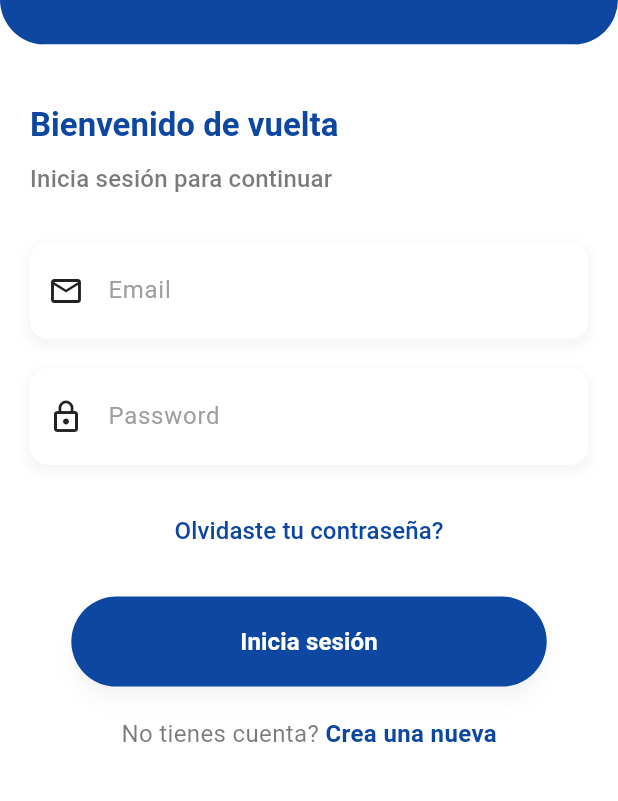
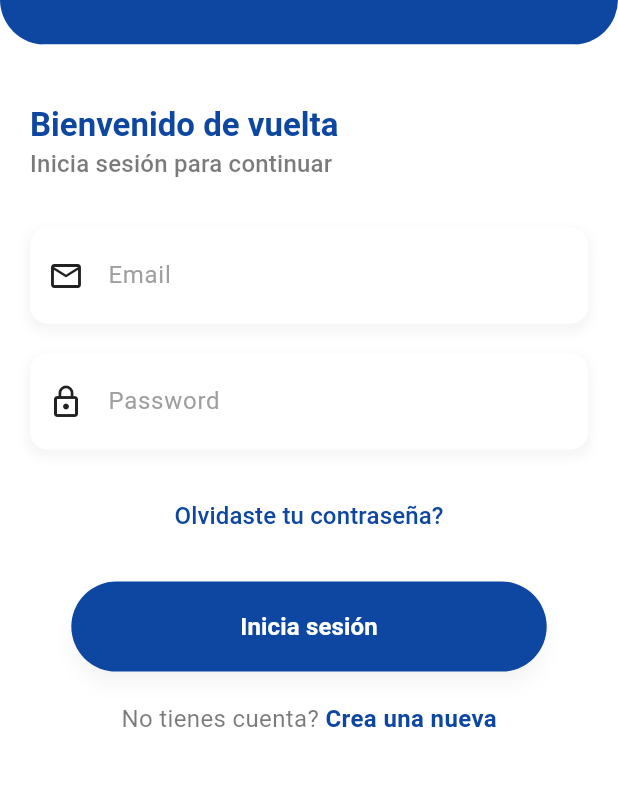
Before and after one commit to Danie0822/habbit_mobil_flutter, a Flutter app: the screen it shows after launch, on a phone screen of 412 x 824 dp, the part 388-1189 px from its top. Run offline on Flutter 3.47's test engine with Material 3 defaults, Android fonts, the phone set to English and light mode, and no system bars.

Commit message:
Cambios de styles

```diff
--- /dev/null
+++ b/lib/common/styles/text.dart
@@ -0,0 +1,19 @@
+import 'package:flutter/material.dart';
+
+class AppStyles {
+
+  static TextStyle? headline6(BuildContext context, Color colorTexto) {
+    final theme = Theme.of(context);
+    return theme.textTheme.headline6?.copyWith(
+      fontWeight: FontWeight.bold,
+      color: colorTexto,
+    );
+  }
+  static TextStyle? subtitle1(BuildContext context) {
+    final theme = Theme.of(context);
+    return theme.textTheme.subtitle1?.copyWith(
+      color: theme.textTheme.bodyText2?.color?.withOpacity(0.6),
+      height: 1.5,
+    );
+  }
+}
--- a/lib/common/widgets/button.dart
+++ b/lib/common/widgets/button.dart
@@ -1,5 +1,4 @@
 import 'package:flutter/material.dart';
-
 
 class CustomButton extends StatelessWidget {
   final VoidCallback onPressed;
--- a/lib/common/widgets/text_field.dart
+++ b/lib/common/widgets/text_field.dart
@@ -1,14 +1,13 @@
 import 'package:flutter/material.dart';
 import 'package:habbit_mobil_flutter/utils/theme/colors.dart';
 
-
 class MyTextField extends StatelessWidget {
   const MyTextField({
-    super.key,
+    Key? key,
     required this.hint,
     required this.isPassword,
     required this.icon, required BuildContext context,
-  });
+  }) : super(key: key);
 
   final String hint;
   final bool isPassword;
@@ -17,7 +16,7 @@ class MyTextField extends StatelessWidget {
   @override
   Widget build(BuildContext context) {
     final Color fillColor = Theme.of(context).brightness == Brightness.light ? colorTextField : colorTextFieldDark;
-    Color iconColor = Theme.of(context).brightness == Brightness.light ? iconLightColor : iconDarkColor;
+    final Color iconColor = Theme.of(context).brightness == Brightness.light ? iconLightColor : iconDarkColor;
 
     return Container(
       margin: const EdgeInsets.symmetric(vertical: 10),
--- a/lib/screens/login.dart
+++ b/lib/screens/login.dart
@@ -1,10 +1,9 @@
 import 'package:flutter/gestures.dart';
 import 'package:flutter/material.dart';
+import 'package:habbit_mobil_flutter/common/styles/text.dart';
 import 'package:habbit_mobil_flutter/common/widgets/button.dart';
 import 'package:habbit_mobil_flutter/common/widgets/text_field.dart';
 import 'package:habbit_mobil_flutter/utils/theme/colors.dart';
-
-
 
 class Login extends StatefulWidget {
   const Login({Key? key}) : super(key: key);
@@ -20,7 +19,9 @@ class _LoginState extends State<Login> {
   Widget build(BuildContext context) {
     final screenHeight = MediaQuery.of(context).size.height;
     final theme = Theme.of(context);
-    final Color colorTexto = Theme.of(context).brightness == Brightness.light ? secondaryColor : lightTextColor;
+    final Color colorTexto = Theme.of(context).brightness == Brightness.light
+        ? secondaryColor
+        : lightTextColor;
     return Scaffold(
       backgroundColor: theme.backgroundColor,
       body: SingleChildScrollView(
@@ -62,18 +63,11 @@ class _LoginState extends State<Login> {
                       const SizedBox(height: 20),
                       Text(
                         "Bienvenido de vuelta",
-                        style: theme.textTheme.headline6?.copyWith(
-                          fontWeight: FontWeight.bold,
-                          color: colorTexto,
-                        ),
+                        style: AppStyles.headline6(context, colorTexto),
                       ),
-                      const SizedBox(height: 10),
                       Text(
                         "Inicia sesión para continuar",
-                        style: theme.textTheme.subtitle1?.copyWith(
-                          color: theme.textTheme.bodyText2?.color?.withOpacity(0.6),
-                          height: 1.5,
-                        ),
+                        style: AppStyles.subtitle1(context),
                       ),
                       const SizedBox(height: 20),
                       MyTextField(
@@ -123,7 +117,8 @@ class _LoginState extends State<Login> {
                           TextSpan(
                             text: "No tienes cuenta? ",
                             style: TextStyle(
-                              color: theme.textTheme.bodyText2?.color?.withOpacity(0.6),
+                              color: theme.textTheme.bodyText2?.color
+                                  ?.withOpacity(0.6),
                               fontSize: 16,
                             ),
                             children: [
```
